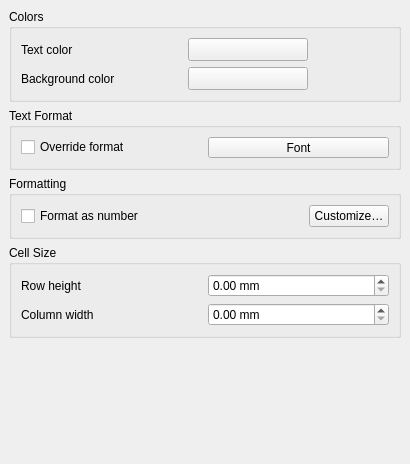
Before: the Qt Designer form src/ui/qgstableeditorformattingwidgetbase.ui in qgis/QGIS, drawn with Qt 5.
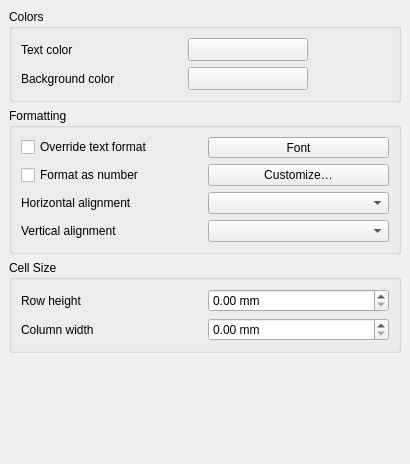
After: the same form once the commit is applied. Custom widgets are drawn as their Qt base class.

Commit message:
[feature][layouts] Expose control over cell text alignment for individual table cells in manual text tables
Allows users to set the text horizontal and vertical alignments
on a cell by cell/column/row basis

Sponsored by City of Canning

Patch:
```diff
--- a/src/ui/qgstableeditorformattingwidgetbase.ui
+++ b/src/ui/qgstableeditorformattingwidgetbase.ui
@@ -131,15 +131,38 @@
         </widget>
        </item>
        <item>
-        <widget class="QGroupBox" name="groupBox">
+        <widget class="QGroupBox" name="groupBox_7">
+         <property name="focusPolicy">
+          <enum>Qt::StrongFocus</enum>
+         </property>
          <property name="title">
-          <string>Text Format</string>
+          <string>Formatting</string>
          </property>
-         <layout class="QGridLayout" name="gridLayout">
+         <property name="syncGroup" stdset="0">
+          <string notr="true">composeritem</string>
+         </property>
+         <property name="collapsed" stdset="0">
+          <bool>false</bool>
+         </property>
+         <layout class="QGridLayout" name="gridLayout_7">
+          <item row="1" column="0">
+           <widget class="QCheckBox" name="mFormatNumbersCheckBox">
+            <property name="text">
+             <string>Format as number</string>
+            </property>
+           </widget>
+          </item>
           <item row="0" column="0">
            <widget class="QCheckBox" name="mTextFormatCheckBox">
             <property name="text">
-             <string>Override format</string>
+             <string>Override text format</string>
+            </property>
+           </widget>
+          </item>
+          <item row="1" column="1">
+           <widget class="QPushButton" name="mCustomizeFormatButton">
+            <property name="text">
+             <string>Customize…</string>
             </property>
            </widget>
           </item>
@@ -156,38 +179,26 @@
             </property>
            </widget>
           </item>
-         </layout>
-        </widget>
-       </item>
-       <item>
-        <widget class="QGroupBox" name="groupBox_7">
-         <property name="focusPolicy">
-          <enum>Qt::StrongFocus</enum>
-         </property>
-         <property name="title">
-          <string>Formatting</string>
-         </property>
-         <property name="syncGroup" stdset="0">
-          <string notr="true">composeritem</string>
-         </property>
-         <property name="collapsed" stdset="0">
-          <bool>false</bool>
-         </property>
-         <layout class="QGridLayout" name="gridLayout_7" columnstretch="2,0">
-          <item row="0" column="0">
-           <widget class="QCheckBox" name="mFormatNumbersCheckBox">
+          <item row="2" column="0">
+           <widget class="QLabel" name="label_3">
             <property name="text">
-             <string>Format as number</string>
+             <string>Horizontal alignment</string>
             </property>
            </widget>
           </item>
-          <item row="0" column="1">
-           <widget class="QPushButton" name="mCustomizeFormatButton">
+          <item row="3" column="0">
+           <widget class="QLabel" name="label_4">
             <property name="text">
-             <string>Customize…</string>
+             <string>Vertical alignment</string>
             </property>
            </widget>
           </item>
+          <item row="3" column="1">
+           <widget class="QgsAlignmentComboBox" name="mVerticalAlignComboBox"/>
+          </item>
+          <item row="2" column="1">
+           <widget class="QgsAlignmentComboBox" name="mHorizontalAlignComboBox"/>
+          </item>
          </layout>
         </widget>
        </item>
@@ -285,6 +296,11 @@
    <extends>QToolButton</extends>
    <header>qgsfontbutton.h</header>
   </customwidget>
+  <customwidget>
+   <class>QgsAlignmentComboBox</class>
+   <extends>QComboBox</extends>
+   <header>qgsalignmentcombobox.h</header>
+  </customwidget>
  </customwidgets>
  <tabstops>
   <tabstop>scrollArea</tabstop>
```
Left out of the diff: 14 changed lines with no effect on the pictures. The commit also changes 18 other files.
